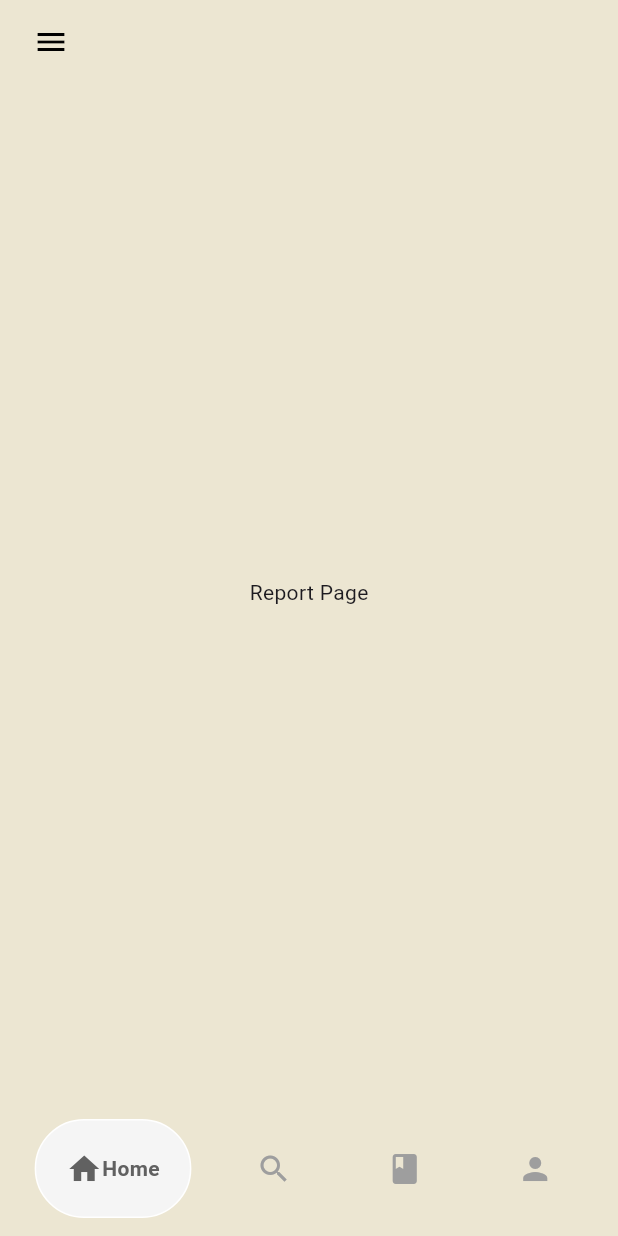
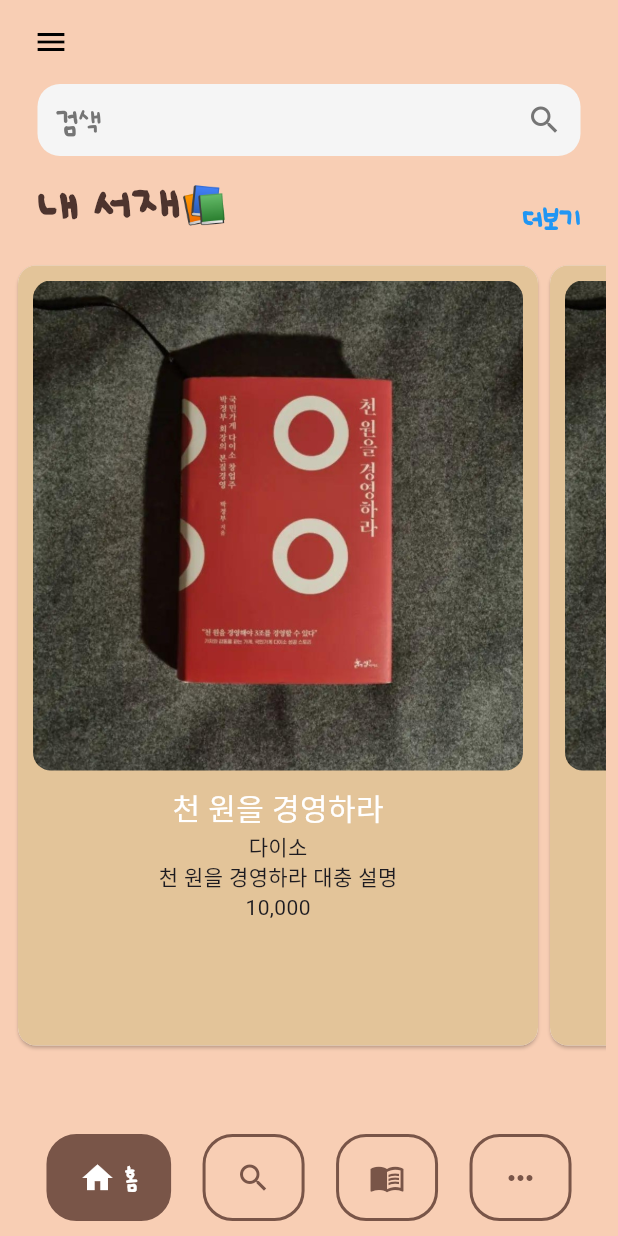
Before and after one commit to OneTen19/flutter-book-report-app, a Flutter app: the HomePage screen opened directly, on a phone screen of 412 x 824 dp. Run offline on Flutter 3.47's test engine with Material 3 defaults, Android fonts, the phone set to English and light mode, and no system bars; drawn by our look-alikes of google_nav_bar.

Commit message:
[feat] Main Page Structure & Update README (#15)
* [feat] Search Bar & My Reports

- 페이지 상단에 검색창 구현
- 메인 페이지의 검색 창은 자신의 독후감 검색에 사용
- Aspect Ratio 와 Card 를 이용해 화면 중앙에 책 사진이 나타나게 설정
- Listview를 이용해 좌우로 스크롤 할 수 있는 형태 구현

* [publish] Bottom Nav Bar Publishing

- 하단 네비게이션바 디자인
- 중앙 독후감 부분 반응형 사이즈 설정

* [chore] Update README

- 리드미 변경
- 더 공부한 후 제대로 만들기 위해 개발 일시 정지

```diff
--- a/lib/components/bottom_nav_bar.dart
+++ b/lib/components/bottom_nav_bar.dart
@@ -1,5 +1,7 @@
 import 'package:flutter/material.dart';
 import 'package:google_nav_bar/google_nav_bar.dart';
+
+import '../theme/colors.dart';
 
 class MyBottomNavBar extends StatelessWidget {
   void Function(int)? onTabChange;
@@ -8,35 +10,48 @@ class MyBottomNavBar extends StatelessWidget {
   @override
   Widget build(BuildContext context) {
     return Container(
-      padding: EdgeInsets.symmetric(vertical: 12),
+      padding: EdgeInsets.all(10),
       child: GNav(
-        tabBackgroundColor: Colors.grey.shade100, // 선택된 부분 뒷 배경색
-        tabActiveBorder: Border.all(color: Colors.white), // 선택된 부분 테두리 색
-        activeColor: Colors.grey.shade700, // 선택된 부분 아이콘 색
-        color: Colors.grey, // 선택되지 않은 부분 아이콘 색
-        mainAxisAlignment: MainAxisAlignment.spaceEvenly,
-        padding: EdgeInsets.all(20),
+        duration: Duration(milliseconds: 100), // 탭이 바뀌는데 걸리는 시간
+        tabBackgroundColor: Colors.brown, // 선택된 부분 뒷 배경색
+        activeColor: Colors.white, // 선택된 부분 아이콘 색
+
+        tabBorder: Border.all(color: Colors.brown, width: 2), // 테두리 색
+
+        color: Colors.brown, // 선택되지 않은 부분 아이콘 색
+        hoverColor: Colors.grey.shade100, // 선택되지 않은 부분 터치시 배경색
+
+        mainAxisAlignment: MainAxisAlignment.spaceEvenly, // 아이콘 간격
+        tabBorderRadius: 20, // 탭 모서리 둥글기
+
+        padding: EdgeInsets.only(left: 20, right: 20, top: 15, bottom: 15),
+
 
         onTabChange: (value) => onTabChange!(value), // 탭이 바뀌면 onTabChange 함수 호출
 
         tabs: [
           GButton(
             icon: Icons.home,
-          text: 'Home',
+            text: ' 홈',
+            textStyle: TextStyle(fontFamily: "UhBee", color: Colors.white),
           ),
           GButton(
             icon: Icons.search,
-          text: 'Search',
+            text: ' 검색',
+            textStyle: TextStyle(fontFamily: "UhBee", color: Colors.white),
           ),
           GButton(
-          icon: Icons.book,
-          text: 'Book',
+            icon: Icons.menu_book,
+            text: ' 서재',
+            textStyle: TextStyle(fontFamily: "UhBee", color: Colors.white),
           ),
           GButton(
-          icon: Icons.person,
-          text: 'Profile',
+            icon: Icons.more_horiz,
+            text: ' 더보기',
+            textStyle: TextStyle(fontFamily: "UhBee", color: Colors.white),
           ),
-      ],),
+        ],
+      ),
     );
   }
 }
--- /dev/null
+++ b/lib/components/report_tile.dart
@@ -0,0 +1,61 @@
+import 'package:flutter/material.dart';
+
+import '../models/report.dart';
+
+class ReportTile extends StatelessWidget {
+  Report report;
+
+  ReportTile({super.key, required this.report});
+
+  @override
+  Widget build(BuildContext context) {
+    return Card(
+      child: AspectRatio(
+        aspectRatio: 2 / 3,
+        child: Container(
+          decoration: BoxDecoration(
+            color: Color(0xffe3c499),
+            borderRadius: BorderRadius.circular(12),
+          ),
+          child: SingleChildScrollView(
+            child: Column(
+              children: [
+                // book image
+                Padding(
+                  padding: const EdgeInsets.all(10),
+                  child: ClipRRect(
+                    borderRadius: BorderRadius.all(
+                      Radius.circular(12),
+                    ),
+                    child: Image.asset(
+                      report.imagePath,
+                    ),
+                  ),
+                ),
+
+
+                // title
+                Text(
+                  report.title,
+                  style: TextStyle(
+                    fontSize: 20,
+                    color: Colors.white,
+                  ),
+                ),
+
+                // author
+                Text(report.author),
+
+                // description
+                Text(report.description),
+
+                // price
+                Text(report.price),
+              ],
+            ),
+          ),
+        ),
+      ),
+    );
+  }
+}
--- a/lib/pages/home_page.dart
+++ b/lib/home_page.dart
@@ -2,13 +2,13 @@
 // 다른 페이지들로 이동할 수 있는 버튼이 있는 페이지
 
 import 'package:flutter/material.dart';
-import 'package:flutter_book_report_app/pages/book_page.dart';
+import 'package:flutter_book_report_app/pages/library_page.dart';
 import 'package:flutter_book_report_app/pages/profile_page.dart';
-import 'package:flutter_book_report_app/pages/report_page.dart';
+import 'package:flutter_book_report_app/pages/main_page.dart';
 import 'package:flutter_book_report_app/pages/search_page.dart';
 import 'package:flutter_book_report_app/theme/colors.dart';
 
-import '../components/bottom_nav_bar.dart';
+import 'components/bottom_nav_bar.dart';
 
 class HomePage extends StatefulWidget {
   const HomePage({super.key});
@@ -31,13 +31,13 @@ class _HomePageState extends State<HomePage> {
   // page to display
   final List<Widget> _pages = [
     // Home page
-    const ReportPage(),
+    const MainPage(),
 
     // Search page
     const SearchPage(),
 
-    // Book page
-    const BookPage(),
+    // Library page
+    const LibraryPage(),
 
     // Profile page
     const ProfilePage(),
@@ -142,6 +142,7 @@ class _HomePageState extends State<HomePage> {
           ],
         ),
       ),
+
       body: _pages[_selectedIndex],
     );
   }
--- /dev/null
+++ b/lib/models/report.dart
@@ -0,0 +1,17 @@
+// 독후감에 들어가는 요소들
+
+class Report{
+  final String title;
+  final String author;
+  final String price;
+  final String imagePath;
+  final String description;
+
+  Report({
+    required this.title,
+    required this.author,
+    required this.price,
+    required this.imagePath,
+    required this.description,
+  });
+}
--- a/lib/pages/book_page.dart
+++ b/lib/pages/library_page.dart
@@ -1,12 +1,12 @@
 import 'package:flutter/material.dart';
 
-class BookPage extends StatelessWidget {
-  const BookPage({super.key});
+class LibraryPage extends StatelessWidget {
+  const LibraryPage({super.key});
 
   @override
   Widget build(BuildContext context) {
     return Center(
-      child: Text('Book Page'),
+      child: Text('Library Page'),
     );
   }
 }
--- /dev/null
+++ b/lib/pages/main_page.dart
@@ -0,0 +1,93 @@
+// 메인 페이지
+// 독후감을 작성한 책들을 보여주는 페이지
+
+import 'package:flutter/material.dart';
+import 'package:flutter_book_report_app/components/report_tile.dart';
+
+import '../models/report.dart';
+
+class MainPage extends StatelessWidget {
+  const MainPage({super.key});
+
+  @override
+  Widget build(BuildContext context) {
+    return SingleChildScrollView(
+      child: Column(
+        children: [
+          // search bar
+          Container(
+            padding: const EdgeInsets.all(12),
+            margin: EdgeInsets.symmetric(horizontal: 25),
+            decoration: BoxDecoration(
+              color: Colors.grey.shade100,
+              borderRadius: BorderRadius.circular(15),
+            ),
+            child: Row(
+              mainAxisAlignment: MainAxisAlignment.spaceBetween,
+              children: [
+                Text(
+                  '검색',
+                  style: TextStyle(
+                    color: Colors.grey.shade600,
+                    fontFamily: "UhBee",
+                  ),
+                ),
+                Icon(
+                  Icons.search,
+                  color: Colors.grey.shade600,
+                ),
+              ],
+            ),
+          ),
+
+          // my reports
+          Padding(
+            padding:
+                const EdgeInsets.only(left: 25, top: 15, right: 25, bottom: 10),
+            child: Row(
+              mainAxisAlignment: MainAxisAlignment.spaceBetween,
+              crossAxisAlignment: CrossAxisAlignment.end,
+              children: [
+                Text(
+                  '내 서재📚',
+                  style: TextStyle(fontFamily: "UhBee" , fontSize: 25, fontWeight: FontWeight.bold, color: Colors.brown.shade800),
+                ),
+                Text(
+                  '더보기',
+                  style:
+                      TextStyle(fontFamily: "UhBee" ,fontWeight: FontWeight.bold, color: Colors.blue),
+                ),
+              ],
+            ),
+          ),
+
+          // report card
+          Padding(
+            padding: const EdgeInsets.all(8.0),
+            child: AspectRatio(
+              aspectRatio: 3/4, // 핸드폰 3:4 비율
+              child: ListView.builder(
+                scrollDirection: Axis.horizontal,
+
+                itemCount: 10,
+                itemBuilder: (context, index) {
+                  // create a report
+                  Report report = Report(
+                    title: '천 원을 경영하라',
+                    author: '다이소',
+                    price: '10,000',
+                    imagePath: 'assets/images/book01.jpg',
+                    description: '천 원을 경영하라 대충 설명',
+                  );
+                  return ReportTile(
+                    report: report,
+                  );
+                },
+              ),
+            ),
+          ),
+        ],
+      ),
+    );
+  }
+}
--- a/lib/pages/report_page.dart
+++ /dev/null
@@ -1,12 +0,0 @@
-import 'package:flutter/material.dart';
-
-class ReportPage extends StatelessWidget {
-  const ReportPage({super.key});
-
-  @override
-  Widget build(BuildContext context) {
-    return Center(
-      child: Text('Report Page'),
-    );
-  }
-}
--- a/lib/theme/colors.dart
+++ b/lib/theme/colors.dart
@@ -3,4 +3,6 @@
 
 import 'package:flutter/material.dart';
 
-const defaultAppBackgroundColor = Color(0xffece6d2);
+// 앱의 기본 배경색
+//const defaultAppBackgroundColor = Color(0xFFeac894);
+const defaultAppBackgroundColor = Color(0xffF8CEB4);
--- a/pubspec.yaml
+++ b/pubspec.yaml
@@ -101,5 +101,9 @@ flutter:
       fonts:
         - asset: assets/fonts/UhBee Se_hyun.ttf
 
+    - family: Ongle
+      fonts:
+        - asset: assets/fonts/Ongle.ttf
+
   # For details regarding fonts from package dependencies,
   # see https://flutter.dev/custom-fonts/#from-packages
```
Also changed, not shown: lib/pages/intro_page.dart (+4 -3 lines), assets/fonts/Ongle.ttf (added), 1 other file. Lines whose indentation alone changed are shown as unchanged.
